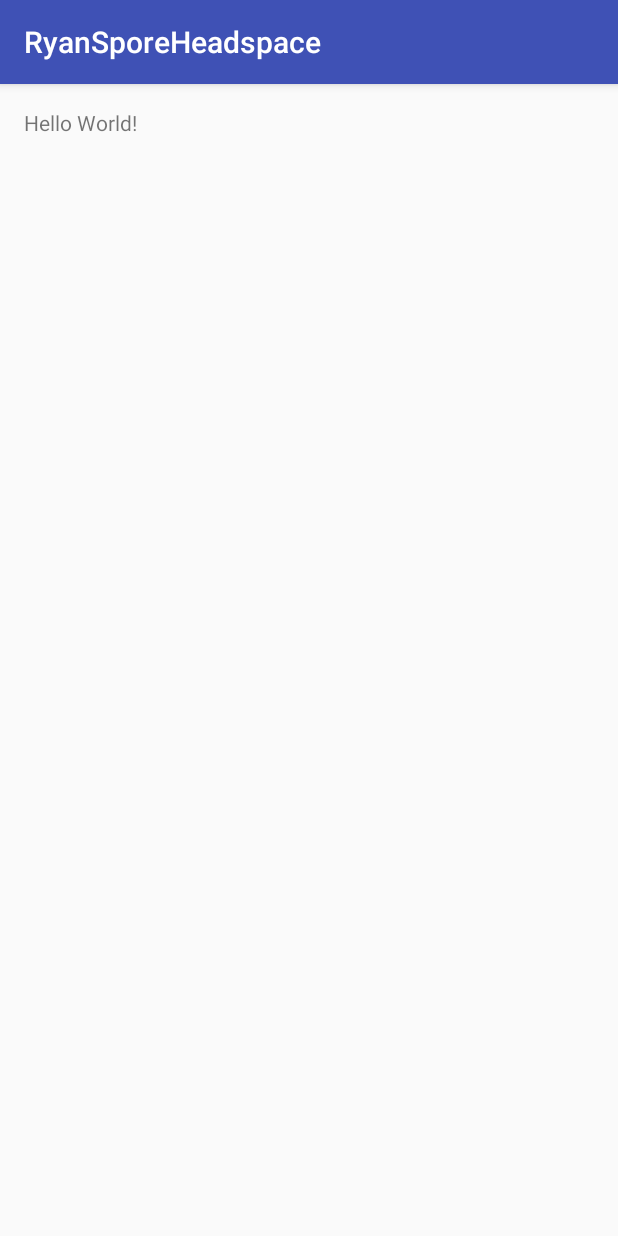
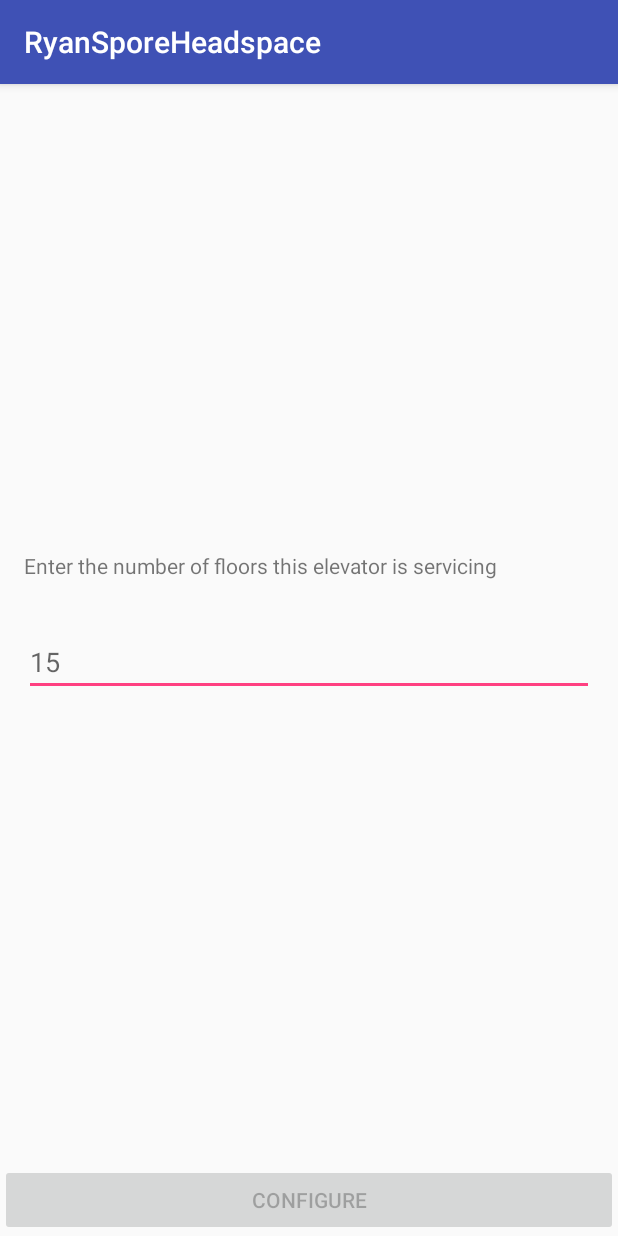
Before and after one commit to ry4n1m3/HeadspaceChallenge, an Android app: the screen it shows after launch (MainActivity before the commit, ElevatorActivity after it), on a phone screen of 412 x 824 dp. Run offline under Robolectric (Android 15) with nearby library versions, the phone set to English and light mode, and no system bars.

Commit message:
Add floor configuration step

```diff
--- /dev/null
+++ b/app/src/main/java/com/ryanspore/ryansporeheadspace/ElevatorActivity.java
@@ -0,0 +1,50 @@
+package com.ryanspore.ryansporeheadspace;
+
+import android.content.SharedPreferences;
+import android.preference.PreferenceManager;
+import android.support.v7.app.AppCompatActivity;
+import android.os.Bundle;
+import android.view.LayoutInflater;
+import android.view.ViewGroup;
+
+public class ElevatorActivity extends AppCompatActivity implements FloorConfigurationView.Delegate {
+
+    public static final String CONFIGURED_FLOORS = "configured_floors";
+    private ViewGroup root;
+
+    @Override
+    protected void onCreate(Bundle savedInstanceState) {
+        super.onCreate(savedInstanceState);
+        setContentView(R.layout.elevator_control);
+        root = (ViewGroup) findViewById(R.id.elevator_control_root);
+
+        SharedPreferences sharedPreferences = PreferenceManager.getDefaultSharedPreferences(this);
+        int floorCount = sharedPreferences.getInt(CONFIGURED_FLOORS, -1);
+        if (floorCount > 0) {
+            showElevatorControl(floorCount);
+        } else {
+            showFloorSelection();
+        }
+    }
+
+    private void showFloorSelection() {
+        LayoutInflater layoutInflater = LayoutInflater.from(this);
+        FloorConfigurationView inflated = (FloorConfigurationView) layoutInflater.inflate(R.layout.floor_configuration, root, false);
+        inflated.setDelegate(this);
+        root.removeAllViews();
+        root.addView(inflated);
+    }
+
+    private void showElevatorControl(int floorCount) {
+        // todo
+    }
+
+    @Override
+    public void floorConfigurationComplete(int floorCount) {
+        SharedPreferences sharedPreferences = PreferenceManager.getDefaultSharedPreferences(this);
+        sharedPreferences.edit()
+                .putInt(CONFIGURED_FLOORS, floorCount)
+                .apply();
+        showElevatorControl(floorCount);
+    }
+}
--- /dev/null
+++ b/app/src/main/java/com/ryanspore/ryansporeheadspace/FloorConfigurationPresenter.java
@@ -0,0 +1,39 @@
+package com.ryanspore.ryansporeheadspace;
+
+public class FloorConfigurationPresenter {
+    private Delegate delegate;
+    private FloorConfigurationView.Delegate floorConfigurationDelegate;
+
+    public FloorConfigurationPresenter(Delegate delegate) {
+        this.delegate = delegate;
+    }
+
+    public void onSubmitClicked(CharSequence currentValue) {
+        int floorCount = 0;
+        try {
+            floorCount = Integer.parseInt(currentValue.toString());
+        } catch (NumberFormatException e) {
+            delegate.setSubmitButtonEnabled(false);
+        }
+        if(floorCount > 0) {
+            floorConfigurationDelegate.floorConfigurationComplete(floorCount);
+        }
+    }
+
+    public void onFloorCountChanged(CharSequence currentValue) {
+        try {
+            Integer.parseInt(currentValue.toString());
+            delegate.setSubmitButtonEnabled(true);
+        } catch (NumberFormatException e) {
+            delegate.setSubmitButtonEnabled(false);
+        }
+    }
+
+    public void setFloorConfigurationDelegate(FloorConfigurationView.Delegate floorConfigurationDelegate) {
+        this.floorConfigurationDelegate = floorConfigurationDelegate;
+    }
+
+    public interface Delegate {
+        void setSubmitButtonEnabled(boolean enabled);
+    }
+}
--- /dev/null
+++ b/app/src/main/java/com/ryanspore/ryansporeheadspace/FloorConfigurationView.java
@@ -0,0 +1,79 @@
+package com.ryanspore.ryansporeheadspace;
+
+import android.annotation.TargetApi;
+import android.content.Context;
+import android.os.Build;
+import android.text.Editable;
+import android.text.TextWatcher;
+import android.util.AttributeSet;
+import android.view.View;
+import android.widget.Button;
+import android.widget.EditText;
+import android.widget.LinearLayout;
+
+
+public class FloorConfigurationView extends LinearLayout
+        implements FloorConfigurationPresenter.Delegate {
+
+    private EditText floorCount;
+    private Button submitButton;
+    private FloorConfigurationPresenter presenter;
+
+    public FloorConfigurationView(Context context) {
+        super(context);
+    }
+
+    public FloorConfigurationView(Context context, AttributeSet attrs) {
+        super(context, attrs);
+    }
+
+    public FloorConfigurationView(Context context, AttributeSet attrs, int defStyleAttr) {
+        super(context, attrs, defStyleAttr);
+    }
+
+    @TargetApi(Build.VERSION_CODES.LOLLIPOP)
+    public FloorConfigurationView(Context context, AttributeSet attrs, int defStyleAttr, int defStyleRes) {
+        super(context, attrs, defStyleAttr, defStyleRes);
+    }
+
+    @Override
+    protected void onFinishInflate() {
+        super.onFinishInflate();
+        floorCount = (EditText) findViewById(R.id.floor_count);
+        submitButton = (Button) findViewById(R.id.submit_configuration);
+        presenter = new FloorConfigurationPresenter(this);
+
+        floorCount.addTextChangedListener(new TextWatcher() {
+            @Override
+            public void beforeTextChanged(CharSequence s, int start, int count, int after) { }
+
+            @Override
+            public void onTextChanged(CharSequence s, int start, int before, int count) {
+                presenter.onFloorCountChanged(s);
+            }
+
+            @Override
+            public void afterTextChanged(Editable s) { }
+        });
+
+        submitButton.setOnClickListener(new OnClickListener() {
+            @Override
+            public void onClick(View v) {
+                presenter.onSubmitClicked(floorCount.getText());
+            }
+        });
+    }
+
+    public void setDelegate(Delegate delegate) {
+        presenter.setFloorConfigurationDelegate(delegate);
+    }
+
+    @Override
+    public void setSubmitButtonEnabled(boolean enabled) {
+        submitButton.setEnabled(enabled);
+    }
+
+    public interface Delegate {
+        void floorConfigurationComplete(int floorCount);
+    }
+}
--- a/app/src/main/java/com/ryanspore/ryansporeheadspace/MainActivity.java
+++ /dev/null
@@ -1,13 +0,0 @@
-package com.ryanspore.ryansporeheadspace;
-
-import android.support.v7.app.AppCompatActivity;
-import android.os.Bundle;
-
-public class MainActivity extends AppCompatActivity {
-
-    @Override
-    protected void onCreate(Bundle savedInstanceState) {
-        super.onCreate(savedInstanceState);
-        setContentView(R.layout.activity_main);
-    }
-}
--- a/app/src/main/res/layout/activity_main.xml
+++ /dev/null
@@ -1,18 +0,0 @@
-<?xml version="1.0" encoding="utf-8"?>
-<RelativeLayout
-    xmlns:android="http://schemas.android.com/apk/res/android"
-    xmlns:tools="http://schemas.android.com/tools"
-    android:id="@+id/activity_main"
-    android:layout_width="match_parent"
-    android:layout_height="match_parent"
-    android:paddingLeft="@dimen/activity_horizontal_margin"
-    android:paddingRight="@dimen/activity_horizontal_margin"
-    android:paddingTop="@dimen/activity_vertical_margin"
-    android:paddingBottom="@dimen/activity_vertical_margin"
-    tools:context="com.ryanspore.ryansporeheadspace.MainActivity">
-
-    <TextView
-        android:layout_width="wrap_content"
-        android:layout_height="wrap_content"
-        android:text="Hello World!" />
-</RelativeLayout>
--- /dev/null
+++ b/app/src/main/res/layout/elevator_control.xml
@@ -0,0 +1,7 @@
+<?xml version="1.0" encoding="utf-8"?>
+<FrameLayout xmlns:android="http://schemas.android.com/apk/res/android"
+    xmlns:tools="http://schemas.android.com/tools"
+    android:id="@+id/elevator_control_root"
+    android:layout_width="match_parent"
+    android:layout_height="match_parent"
+    tools:context="com.ryanspore.ryansporeheadspace.ElevatorActivity" />
--- /dev/null
+++ b/app/src/main/res/layout/floor_configuration.xml
@@ -0,0 +1,41 @@
+<?xml version="1.0" encoding="utf-8"?>
+<com.ryanspore.ryansporeheadspace.FloorConfigurationView xmlns:android="http://schemas.android.com/apk/res/android"
+    xmlns:tools="http://schemas.android.com/tools"
+    android:id="@+id/elevator_container"
+    android:layout_width="match_parent"
+    android:layout_height="match_parent"
+    android:orientation="vertical"
+    tools:context="com.ryanspore.ryansporeheadspace.ElevatorActivity">
+
+    <Space
+        android:layout_width="match_parent"
+        android:layout_height="0dp"
+        android:layout_weight="1" />
+
+    <TextView
+        android:layout_width="match_parent"
+        android:layout_height="wrap_content"
+        android:layout_margin="16dp"
+        android:text="@string/floor_configuration_prompt" />
+
+    <EditText
+        android:id="@+id/floor_count"
+        android:layout_width="match_parent"
+        android:layout_height="wrap_content"
+        android:hint="@string/floor_configuration_hint"
+        android:inputType="number"
+        android:layout_margin="16dp" />
+
+    <Space
+        android:layout_width="match_parent"
+        android:layout_height="0dp"
+        android:layout_weight="1" />
+
+    <Button
+        android:id="@+id/submit_configuration"
+        android:layout_width="match_parent"
+        android:layout_height="wrap_content"
+        android:enabled="false"
+        android:text="@string/submit_floor_count" />
+
+</com.ryanspore.ryansporeheadspace.FloorConfigurationView>
--- a/app/src/main/res/values/strings.xml
+++ b/app/src/main/res/values/strings.xml
@@ -1,3 +1,6 @@
 <resources>
     <string name="app_name">RyanSporeHeadspace</string>
+    <string name="floor_configuration_prompt">Enter the number of floors this elevator is servicing</string>
+    <string name="floor_configuration_hint">15</string>
+    <string name="submit_floor_count">Configure</string>
 </resources>
```
Also changed, not shown: app/src/main/AndroidManifest.xml (+6 -3 lines), 1 other file.
